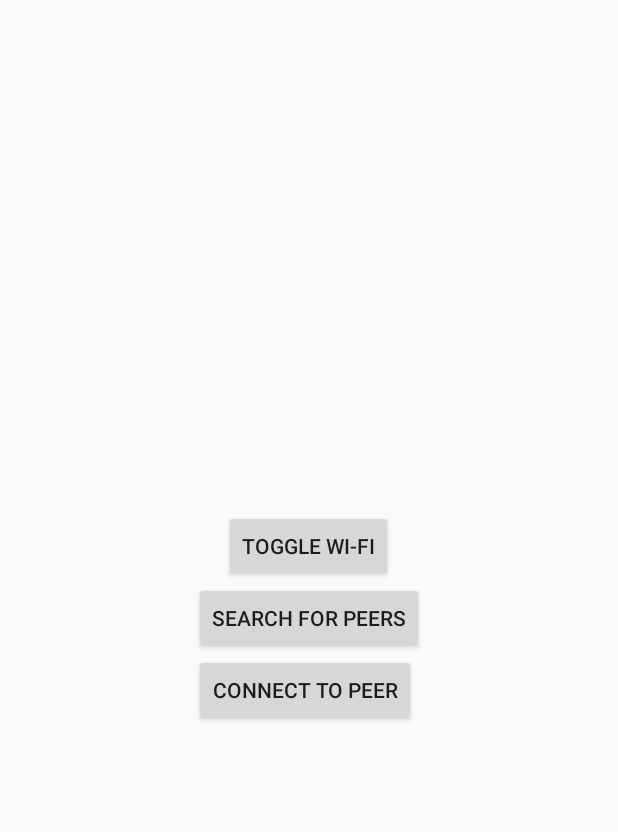
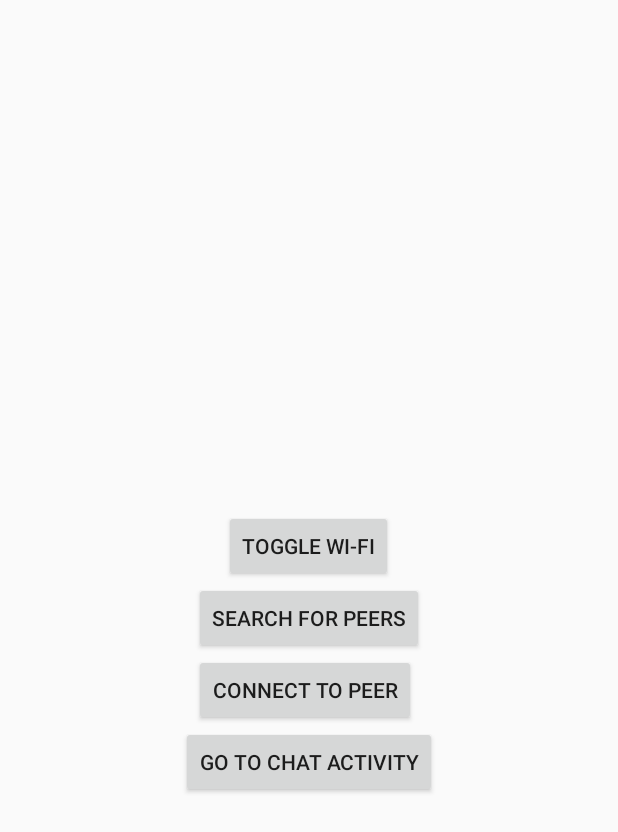
Before and after one commit to cbdbMessenger/bnbMessenger, an Android app: the screen it shows after launch (ConnectActivity), on a phone screen of 412 x 824 dp. Shown: the top 832 px of the screen. Run offline under Robolectric (Android 15) with nearby library versions, the phone set to English and light mode, and no system bars.

Commit message:
added prototype chat screen
click button to go to prototype chat screen

```diff
--- a/app/src/main/AndroidManifest.xml
+++ b/app/src/main/AndroidManifest.xml
@@ -29,6 +29,12 @@
                 <category android:name="android.intent.category.LAUNCHER" />
             </intent-filter>
         </activity>
+
+        <activity
+            android:name=".ChatActivity">
+
+        </activity>
+
     </application>
 
 </manifest>
--- a/app/src/main/java/cbdb/chatapp/ConnectActivity.java
+++ b/app/src/main/java/cbdb/chatapp/ConnectActivity.java
@@ -32,7 +32,7 @@ import java.util.List;
 
 public class ConnectActivity extends Activity {
 
-    Button toggle, search, connect;
+    Button toggle, search, connect, chat;
 
     private WifiManager wifiManager;
     private WifiP2pManager wifiP2pManager;
@@ -117,6 +117,19 @@ public class ConnectActivity extends Activity {
             }
         });
 
+        chat = (Button)findViewById(R.id.btnChatActivity);
+        chat.setOnClickListener(new View.OnClickListener() {
+            @Override
+            public void onClick(View v) {
+                startChatActivity();
+            }
+        });
+
+    }
+
+    private void startChatActivity() {
+        Intent intent = new Intent(this, ChatActivity.class);
+        startActivity(intent);
     }
 
     private void intentFilterSetup() {
--- a/app/src/main/res/layout/activity_connect.xml
+++ b/app/src/main/res/layout/activity_connect.xml
@@ -33,4 +33,12 @@
         android:layout_alignStart="@+id/btnSearch"
         android:onClick="connect" />
 
+    <Button
+        android:layout_width="wrap_content"
+        android:layout_height="wrap_content"
+        android:text="Go To Chat Activity"
+        android:id="@+id/btnChatActivity"
+        android:layout_below="@+id/btnConnect"
+        android:layout_centerHorizontal="true" />
+
 </RelativeLayout>
```
Also changed, not shown: app/src/main/java/cbdb/chatapp/ChatActivity.java (added, +73 -0 lines), app/src/main/res/layout/activity_chat.xml (added, +38 -0 lines).
